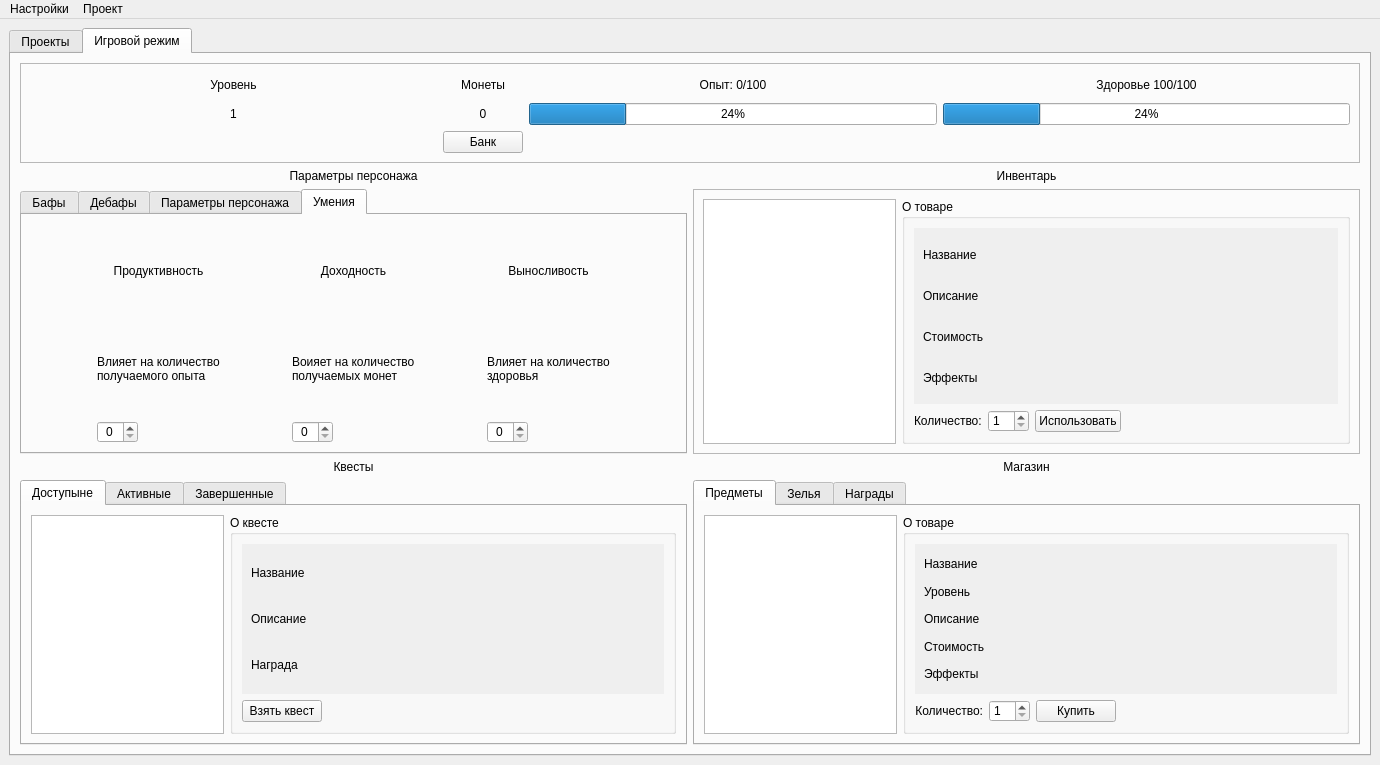
nevskyforever/nfprogress, file UI template/main_window.ui: the form before one commit.
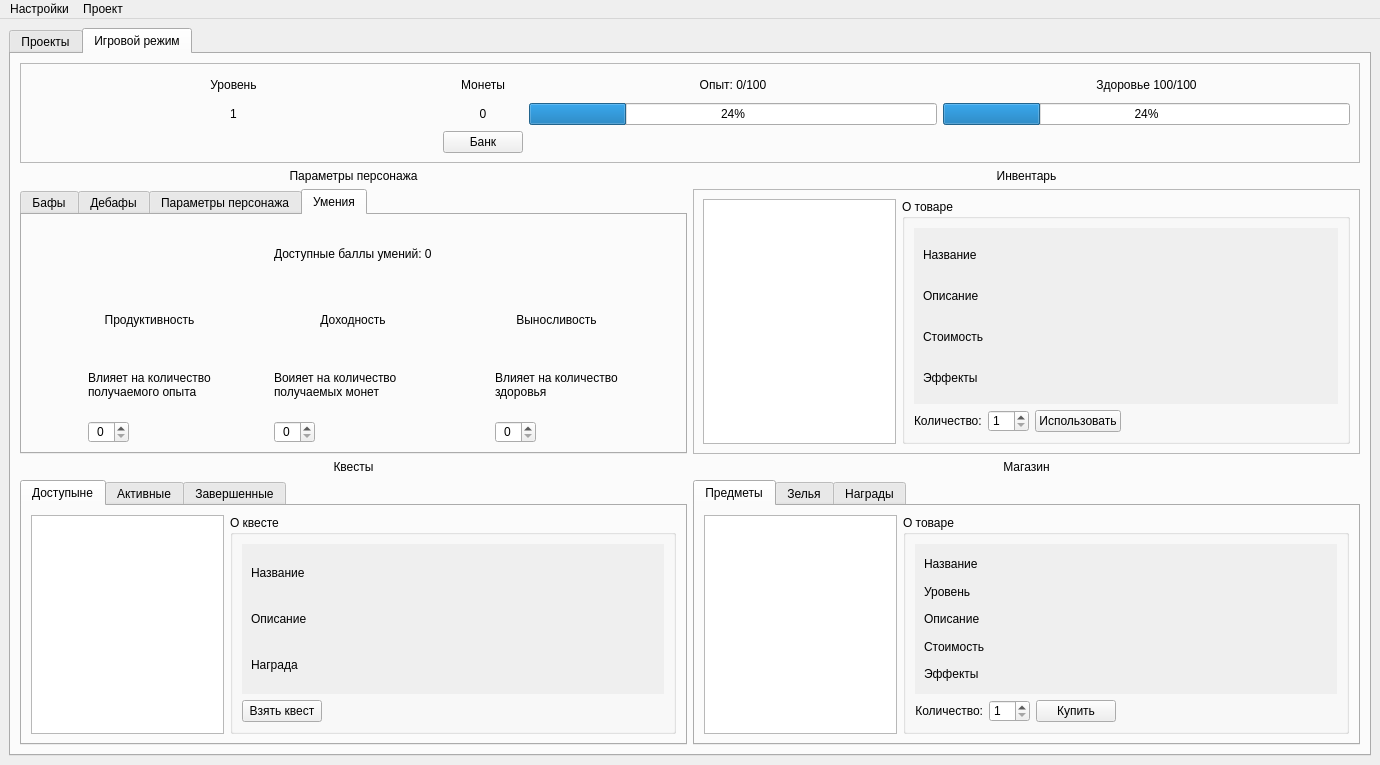
The form after the commit.

Commit message: Добавлен счетсик доступных баллов умений, исправлены шрифты

```diff
--- a/UI template/main_window.ui
+++ b/UI template/main_window.ui
@@ -2359,7 +2359,7 @@
             <string>Умения</string>
            </attribute>
            <layout class="QGridLayout" name="gridLayout_7">
-            <item row="2" column="0">
+            <item row="3" column="0">
              <widget class="QSpinBox" name="productivity_skill_points">
               <property name="sizePolicy">
                <sizepolicy hsizetype="Fixed" vsizetype="Fixed">
@@ -2367,13 +2367,38 @@
                 <verstretch>0</verstretch>
                </sizepolicy>
               </property>
+              <property name="font">
+               <font>
+                <family>Arial</family>
+               </font>
+              </property>
               <property name="alignment">
                <set>Qt::AlignmentFlag::AlignCenter</set>
               </property>
              </widget>
             </item>
-            <item row="0" column="1">
+            <item row="2" column="1">
+             <widget class="QLabel" name="skill_description_profitability">
+              <property name="font">
+               <font>
+                <family>Arial</family>
+               </font>
+              </property>
+              <property name="text">
+               <string>Воияет на количество получаемых монет</string>
+              </property>
+              <property name="wordWrap">
+               <bool>true</bool>
+              </property>
+             </widget>
+            </item>
+            <item row="1" column="1">
              <widget class="QLabel" name="label_7">
+              <property name="font">
+               <font>
+                <family>Arial</family>
+               </font>
+              </property>
               <property name="text">
                <string>Доходность</string>
               </property>
@@ -2382,7 +2407,22 @@
               </property>
              </widget>
             </item>
-            <item row="2" column="1">
+            <item row="2" column="2">
+             <widget class="QLabel" name="endurance_skill_description">
+              <property name="font">
+               <font>
+                <family>Arial</family>
+               </font>
+              </property>
+              <property name="text">
+               <string>Влияет на количество здоровья</string>
+              </property>
+              <property name="wordWrap">
+               <bool>true</bool>
+              </property>
+             </widget>
+            </item>
+            <item row="3" column="1">
              <widget class="QSpinBox" name="skill_points_profitability">
               <property name="sizePolicy">
                <sizepolicy hsizetype="Fixed" vsizetype="Fixed">
@@ -2392,6 +2432,7 @@
               </property>
               <property name="font">
                <font>
+                <family>Arial</family>
                 <hintingpreference>PreferDefaultHinting</hintingpreference>
                </font>
               </property>
@@ -2403,8 +2444,28 @@
               </property>
              </widget>
             </item>
-            <item row="0" column="2">
+            <item row="2" column="0">
+             <widget class="QLabel" name="skill_description_productivity">
+              <property name="font">
+               <font>
+                <family>Arial</family>
+               </font>
+              </property>
+              <property name="text">
+               <string>Влияет на количество получаемого опыта</string>
+              </property>
+              <property name="wordWrap">
+               <bool>true</bool>
+              </property>
+             </widget>
+            </item>
+            <item row="1" column="2">
              <widget class="QLabel" name="label_8">
+              <property name="font">
+               <font>
+                <family>Arial</family>
+               </font>
+              </property>
               <property name="text">
                <string>Выносливость</string>
               </property>
@@ -2413,7 +2474,7 @@
               </property>
              </widget>
             </item>
-            <item row="2" column="2">
+            <item row="3" column="2">
              <widget class="QSpinBox" name="endurance_skill_points">
               <property name="sizePolicy">
                <sizepolicy hsizetype="Maximum" vsizetype="Fixed">
@@ -2421,13 +2482,23 @@
                 <verstretch>0</verstretch>
                </sizepolicy>
               </property>
+              <property name="font">
+               <font>
+                <family>Arial</family>
+               </font>
+              </property>
               <property name="alignment">
                <set>Qt::AlignmentFlag::AlignCenter</set>
               </property>
              </widget>
             </item>
-            <item row="0" column="0">
+            <item row="1" column="0">
              <widget class="QLabel" name="label_6">
+              <property name="font">
+               <font>
+                <family>Arial</family>
+               </font>
+              </property>
               <property name="text">
                <string>Продуктивность</string>
               </property>
@@ -2436,33 +2507,15 @@
               </property>
              </widget>
             </item>
-            <item row="1" column="0">
-             <widget class="QLabel" name="skill_description_productivity">
-              <property name="text">
-               <string>Влияет на количество получаемого опыта</string>
+            <item row="0" column="1">
+             <widget class="QLabel" name="available_skill_points">
+              <property name="font">
+               <font>
+                <family>Arial</family>
+               </font>
               </property>
-              <property name="wordWrap">
-               <bool>true</bool>
-              </property>
-             </widget>
-            </item>
-            <item row="1" column="1">
-             <widget class="QLabel" name="skill_description_profitability">
               <property name="text">
-               <string>Воияет на количество получаемых монет</string>
-              </property>
-              <property name="wordWrap">
-               <bool>true</bool>
-              </property>
-             </widget>
-            </item>
-            <item row="1" column="2">
-             <widget class="QLabel" name="endurance_skill_description">
-              <property name="text">
-               <string>Влияет на количество здоровья</string>
-              </property>
-              <property name="wordWrap">
-               <bool>true</bool>
+               <string>Доступные баллы умений: 0</string>
               </property>
              </widget>
             </item>
```
The commit also changes 1 other file.
